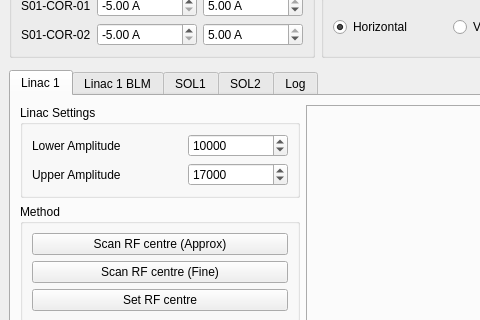
This is Apps/linacCentring/view.ui in VELA-CLARA-software/Software as Qt 5 draws it before an edit; both pictures show x 0 to 480 and y 193 to 513 of the 1040 by 842 pixel window. The edited form follows.
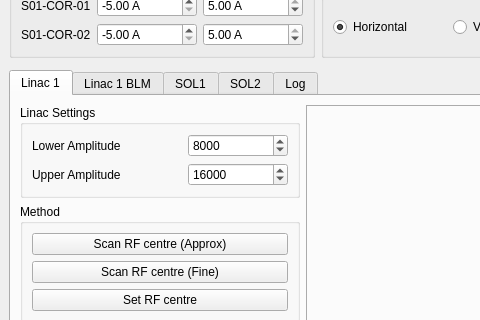
This is the edited form. Icons and pictures are not drawn.

Diff of the .ui file:
```diff
--- a/Apps/linacCentring/view.ui
+++ b/Apps/linacCentring/view.ui
@@ -109,7 +109,7 @@
               <number>100</number>
              </property>
              <property name="value">
-              <number>10000</number>
+              <number>8000</number>
              </property>
             </widget>
            </item>
@@ -135,7 +135,7 @@
               <number>100</number>
              </property>
              <property name="value">
-              <number>17000</number>
+              <number>16000</number>
              </property>
             </widget>
            </item>
```
